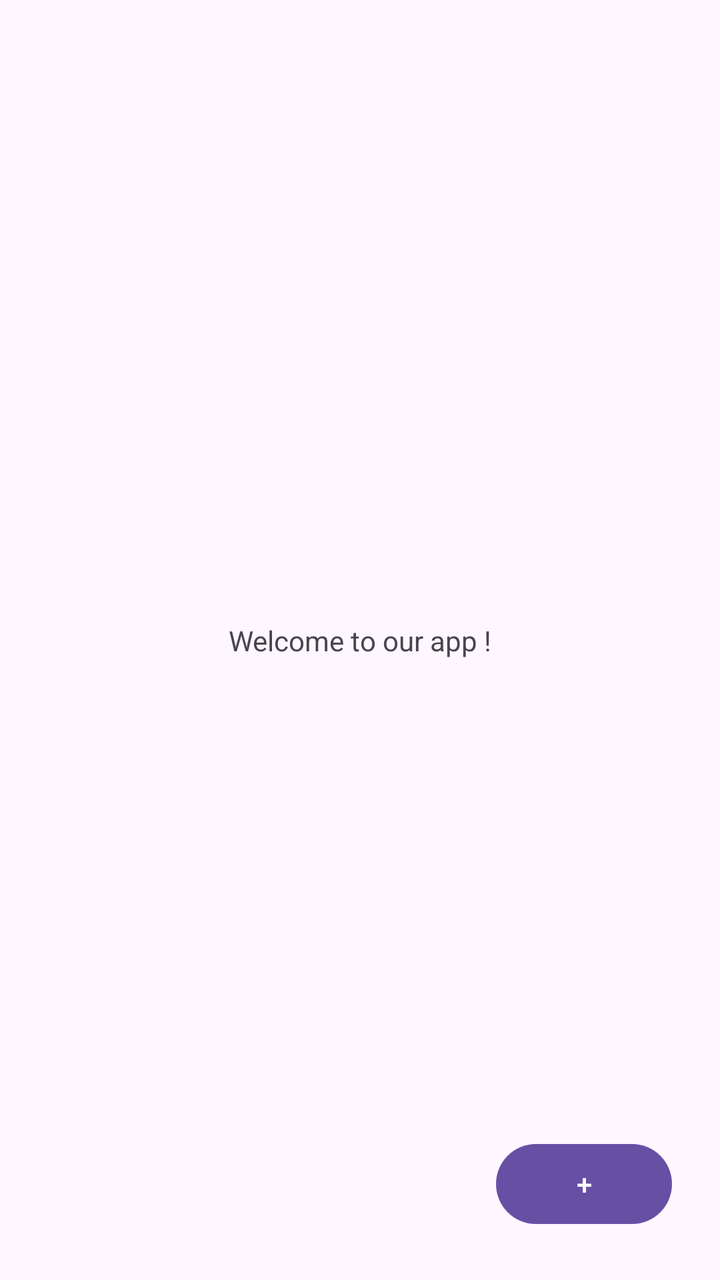
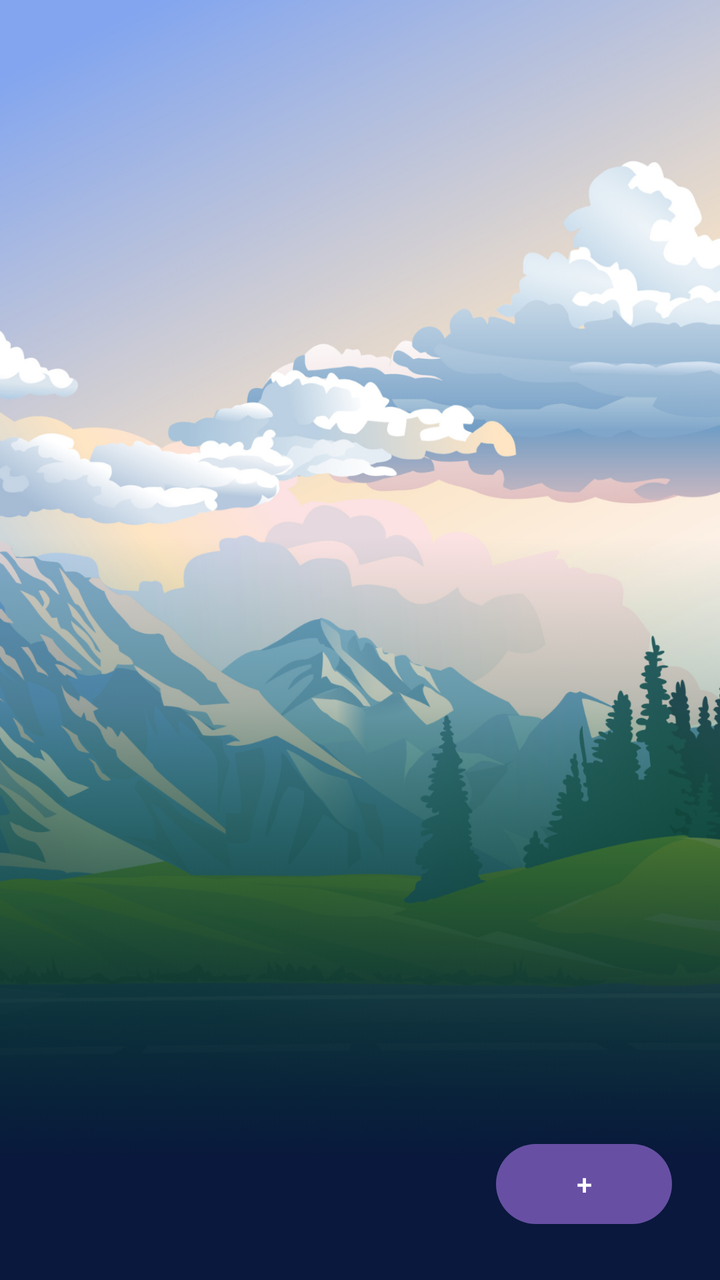

An Android layout rendered at two revisions. The XML below is the earlier revision; the diff shows what the commit changed to produce the second picture.
<!-- AndroidManifest.xml: application theme Theme.Tavernia -->
<!-- res/layout/activity_main.xml -->
<?xml version="1.0" encoding="utf-8"?>
<androidx.constraintlayout.widget.ConstraintLayout xmlns:android="http://schemas.android.com/apk/res/android"
    xmlns:app="http://schemas.android.com/apk/res-auto"
    xmlns:tools="http://schemas.android.com/tools"
    android:id="@+id/main"
    android:layout_width="match_parent"
    android:layout_height="match_parent"
    tools:context=".MainActivity">

    <TextView
        android:layout_width="wrap_content"
        android:layout_height="wrap_content"
        android:text="Welcome to our app !"
        app:layout_constraintBottom_toBottomOf="parent"
        app:layout_constraintEnd_toEndOf="parent"
        app:layout_constraintStart_toStartOf="parent"
        app:layout_constraintTop_toTopOf="parent" />

    <androidx.recyclerview.widget.RecyclerView
        android:id="@+id/character_recycler_view"
        android:layout_width="match_parent"
        android:layout_height="match_parent"
        tools:layout_editor_absoluteY="8dp" />

    <Button
        android:id="@+id/create_sheet_button"
        android:layout_width="wrap_content"
        android:layout_height="wrap_content"
        android:layout_marginEnd="24dp"
        android:layout_marginBottom="24dp"
        android:text="+"
        app:layout_constraintBottom_toBottomOf="parent"
        app:layout_constraintEnd_toEndOf="parent" />

</androidx.constraintlayout.widget.ConstraintLayout>
<!-- resources referenced by this layout -->
<resources>
  <style name="Theme.Tavernia" parent="Base.Theme.Tavernia" />
  <style name="Base.Theme.Tavernia" parent="Theme.Material3.DayNight.NoActionBar">
          
          
      </style>
</resources>

<!-- the commit's change to res/layout/activity_main.xml (unified diff, before → after) -->
@@ -5,16 +5,8 @@
     android:id="@+id/main"
     android:layout_width="match_parent"
     android:layout_height="match_parent"
+    android:background="@drawable/bg_page_accueil"
     tools:context=".MainActivity">
-
-    <TextView
-        android:layout_width="wrap_content"
-        android:layout_height="wrap_content"
-        android:text="Welcome to our app !"
-        app:layout_constraintBottom_toBottomOf="parent"
-        app:layout_constraintEnd_toEndOf="parent"
-        app:layout_constraintStart_toStartOf="parent"
-        app:layout_constraintTop_toTopOf="parent" />
 
     <androidx.recyclerview.widget.RecyclerView
         android:id="@+id/character_recycler_view"
<!-- resource entries referenced after the edit -->
@@ -1,5 +1,6 @@
 <!-- resources referenced by this layout -->
 <resources>
+  <!-- drawable bg_page_accueil: png bitmap (drawable, 911363 bytes) -->
   <style name="Theme.Tavernia" parent="Base.Theme.Tavernia" />
   <style name="Base.Theme.Tavernia" parent="Theme.Material3.DayNight.NoActionBar">
           
